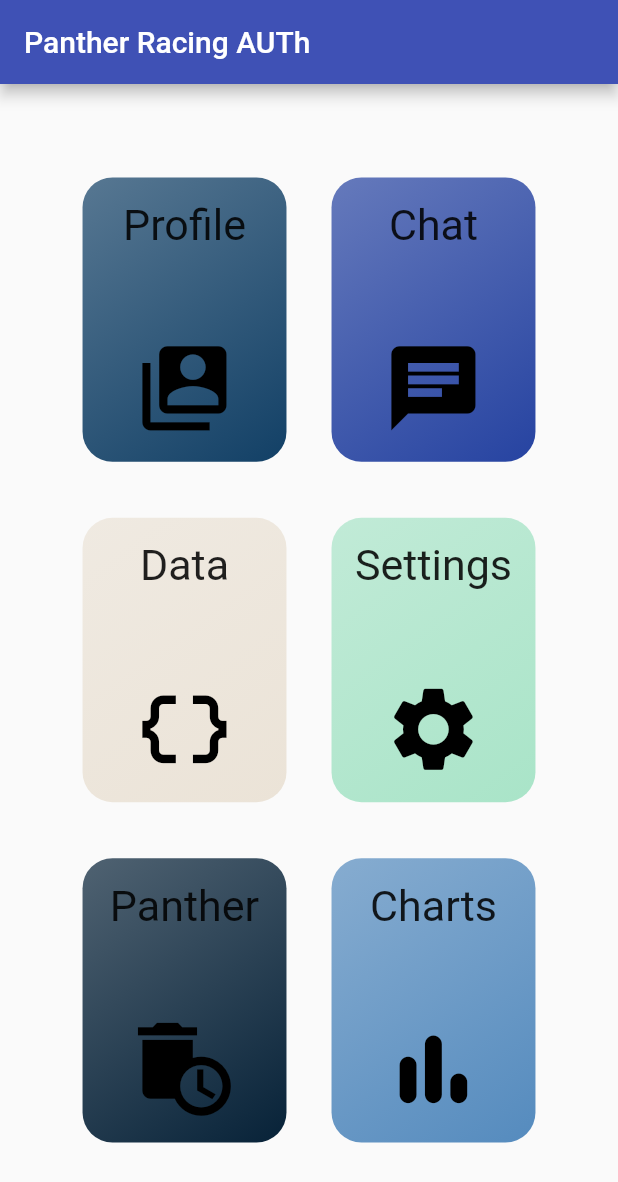
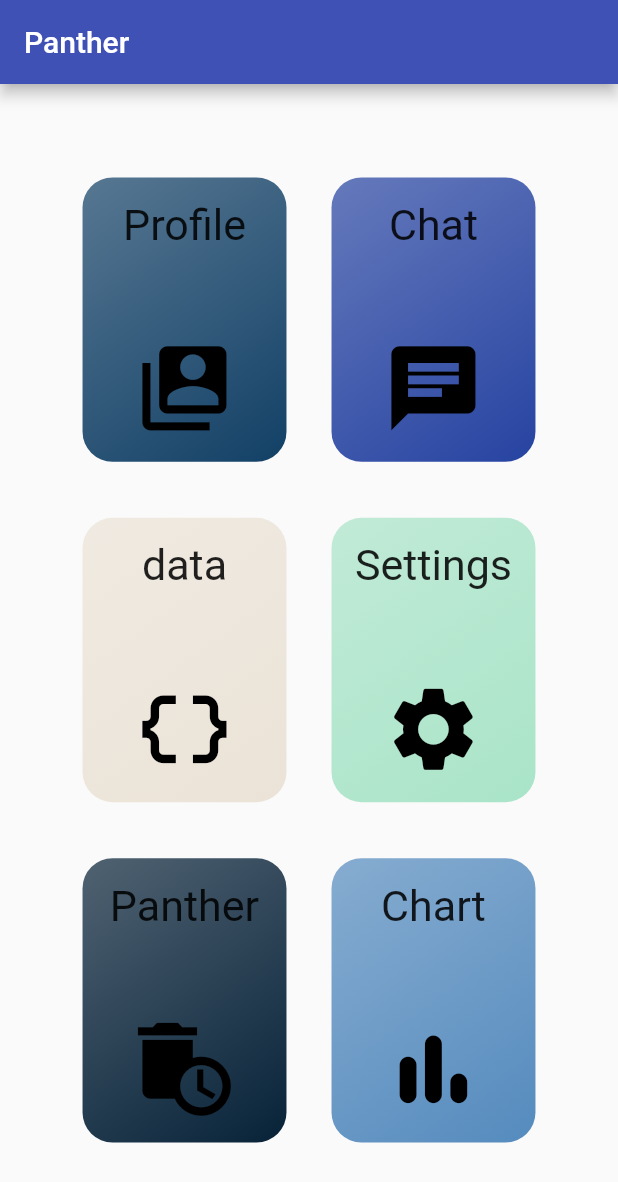
Before and after one commit to Panther-Racing-AUTh/lap-tracker, a Flutter app: the screen it shows after launch, after a tap on "Sign in with Google", on a phone screen of 412 x 824 dp. Shown: the top 1182 px of the screen. Run offline on Flutter 3.47's test engine with Material 2 defaults, Android fonts, the phone set to English and light mode, and no system bars; our stand-ins replace font_awesome_flutter, supabase_flutter, video_player; missing offline and left inert: country_flags, flutter_device_type, graphic, pluto_grid; accounts and stored records are empty; network calls fail.

Commit message:
static text moved to one file

```diff
--- a/lib/screens/mobile_screens/chart_screen.dart
+++ b/lib/screens/mobile_screens/chart_screen.dart
@@ -1,4 +1,5 @@
 import 'package:flutter/material.dart';
+import 'package:flutter_complete_guide/names.dart';
 import '../../widgets/main_appbar.dart';
 
 class ChartScreen extends StatelessWidget {
@@ -7,7 +8,7 @@ class ChartScreen extends StatelessWidget {
   Widget build(BuildContext context) {
     return Scaffold(
       appBar: MainAppBar(
-        text: 'Chart',
+        text: chart,
         context: context,
       ),
       body: Center(
--- a/lib/screens/mobile_screens/chat_screen.dart
+++ b/lib/screens/mobile_screens/chat_screen.dart
@@ -1,4 +1,5 @@
 import 'package:flutter/material.dart';
+import 'package:flutter_complete_guide/names.dart';
 import 'package:flutter_complete_guide/widgets/chat_widget.dart';
 import '../../widgets/main_appbar.dart';
 
@@ -8,7 +9,7 @@ class ChatScreen extends StatelessWidget {
   Widget build(BuildContext context) {
     return Scaffold(
       appBar: MainAppBar(
-        text: 'Chat',
+        text: chat,
         context: context,
       ),
       body: ChatWidget(),
--- a/lib/screens/mobile_screens/data_screen.dart
+++ b/lib/screens/mobile_screens/data_screen.dart
@@ -1,4 +1,5 @@
 import 'package:flutter/material.dart';
+import 'package:flutter_complete_guide/names.dart';
 import 'package:flutter_complete_guide/widgets/desktop_widgets/data_desktop_widget.dart';
 import '../../widgets/main_appbar.dart';
 
@@ -13,7 +14,7 @@ class _DataScreenState extends State<DataScreen> {
   Widget build(BuildContext context) {
     return Scaffold(
         appBar: MainAppBar(
-          text: 'Data',
+          text: data,
           context: context,
         ),
         body: DataDesktopWidget());
--- a/lib/screens/mobile_screens/main_screen.dart
+++ b/lib/screens/mobile_screens/main_screen.dart
@@ -1,4 +1,5 @@
 import 'package:flutter/material.dart';
+import 'package:flutter_complete_guide/names.dart';
 import '../../widgets/block_widget.dart';
 import '../../widgets/main_appbar.dart';
 
@@ -14,7 +15,7 @@ class MainScreen extends StatelessWidget {
       builder: (context, Constraints) {
         return Scaffold(
           appBar: MainAppBar(
-            text: 'Panther Racing AUTh',
+            text: panther,
             context: context,
           ),
           // The main menu icons
@@ -34,7 +35,7 @@ class MainScreen extends StatelessWidget {
                       child:
                           //Widget created
                           blockWidget(
-                        title: 'Profile',
+                        title: profile,
                         context: context,
                         color: Color.fromARGB(255, 18, 64, 102),
                         page: '/profile',
@@ -43,7 +44,7 @@ class MainScreen extends StatelessWidget {
                     ),
                     Container(
                       child: blockWidget(
-                        title: 'Chat',
+                        title: chat,
                         context: context,
                         color: Color.fromARGB(255, 38, 67, 161),
                         page: '/chat',
@@ -53,7 +54,7 @@ class MainScreen extends StatelessWidget {
                     if (landscape)
                       Container(
                         child: blockWidget(
-                          title: 'Data',
+                          title: data,
                           context: context,
                           color: Color.fromARGB(255, 235, 227, 215),
                           page: '/data',
@@ -68,7 +69,7 @@ class MainScreen extends StatelessWidget {
                     if (!landscape)
                       Container(
                         child: blockWidget(
-                          title: 'Data',
+                          title: 'data',
                           context: context,
                           color: Color.fromARGB(255, 235, 227, 215),
                           page: '/data',
@@ -77,7 +78,7 @@ class MainScreen extends StatelessWidget {
                       ),
                     Container(
                       child: blockWidget(
-                        title: 'Settings',
+                        title: settings,
                         context: context,
                         color: Color.fromARGB(255, 169, 228, 200),
                         page: '/settings',
@@ -89,7 +90,7 @@ class MainScreen extends StatelessWidget {
                         child:
                             //Widget created
                             blockWidget(
-                          title: 'Panther',
+                          title: panther,
                           context: context,
                           color: Color.fromARGB(255, 7, 34, 56),
                           page: '/panther',
@@ -99,7 +100,7 @@ class MainScreen extends StatelessWidget {
                     if (landscape)
                       Container(
                         child: blockWidget(
-                          title: 'Charts',
+                          title: chart,
                           context: context,
                           color: Color.fromARGB(255, 85, 139, 190),
                           page: '/chart',
@@ -116,7 +117,7 @@ class MainScreen extends StatelessWidget {
                       Container(
                         //Widget created
                         child: blockWidget(
-                          title: 'Panther',
+                          title: panther,
                           context: context,
                           color: Color.fromARGB(255, 7, 34, 56),
                           page: '/panther',
@@ -126,7 +127,7 @@ class MainScreen extends StatelessWidget {
                       // Chart BlockWidget Ignore for now the root
                       Container(
                         child: blockWidget(
-                          title: 'Charts',
+                          title: chart,
                           context: context,
                           color: Color.fromARGB(255, 85, 139, 190),
                           page: '/chart',
--- a/lib/screens/mobile_screens/settings_screen.dart
+++ b/lib/screens/mobile_screens/settings_screen.dart
@@ -1,4 +1,5 @@
 import 'package:flutter/material.dart';
+import 'package:flutter_complete_guide/names.dart';
 import 'package:flutter_complete_guide/widgets/settings.dart';
 import '../../widgets/main_appbar.dart';
 
@@ -9,7 +10,7 @@ class SettingsScreen extends StatelessWidget {
   Widget build(BuildContext context) {
     return Scaffold(
       appBar: MainAppBar(
-        text: 'Settings',
+        text: settings,
         context: context,
       ),
       body: Settings(),
--- a/lib/widgets/chat_widget.dart
+++ b/lib/widgets/chat_widget.dart
@@ -3,6 +3,7 @@ import 'package:flutter/services.dart';
 import 'package:supabase_flutter/supabase_flutter.dart';
 
 import '../../models/message.dart';
+import '../names.dart';
 import '../supabase/chat_service.dart';
 import 'chat_bubble.dart';
 
@@ -162,7 +163,7 @@ class _ChatWidgetState extends State<ChatWidget> {
                       height: MediaQuery.of(context).size.height * 0.3,
                     ),
                     Text(
-                      'Sign In to see the Chat',
+                      sign_in_to_see_chat,
                       textAlign: TextAlign.center,
                       style: TextStyle(
                         fontSize: 30,
--- a/lib/widgets/desktop_widgets/panther_desktop_widget.dart
+++ b/lib/widgets/desktop_widgets/panther_desktop_widget.dart
@@ -1,5 +1,6 @@
 import 'package:flutter/material.dart';
+import 'package:flutter_complete_guide/names.dart';
 
 Widget PantherDesktop() {
-  return Center(child: Text('Panther Racing AUTH'));
+  return Center(child: Text(panther));
 }
--- a/lib/widgets/login.dart
+++ b/lib/widgets/login.dart
@@ -3,6 +3,7 @@ import 'package:flutter_complete_guide/widgets/dark_theme_icons.dart';
 import 'package:flutter_complete_guide/widgets/signIn_alert_dialog.dart';
 import 'package:font_awesome_flutter/font_awesome_flutter.dart';
 import 'package:supabase_flutter/supabase_flutter.dart';
+import '../names.dart';
 import '../providers/device.dart';
 import './signInTextField.dart';
 import '../supabase/authentication_functions.dart';
@@ -12,6 +13,9 @@ class Login extends StatefulWidget {
   @override
   State<Login> createState() => LoginState();
 }
+
+var minimumWidth = 280.0;
+var minimumButtonHeight = 40.0;
 
 class LoginState extends State<Login> {
   bool signedUp =
@@ -33,17 +37,15 @@ class LoginState extends State<Login> {
 
     if (emailController.text.isEmpty) {
       //check if email textfield is empty
-      showSignInAlertDialog(
-          context: context, errorMessage: 'Insert an email address!');
+      showSignInAlertDialog(context: context, errorMessage: insert_email);
     } else if (passwordController.text.isEmpty) {
       //checks if password textfield is empty
-      showSignInAlertDialog(
-          context: context, errorMessage: 'Insert a password!');
+      showSignInAlertDialog(context: context, errorMessage: insert_password);
     } else if (!signedUp &&
         passwordController.text != confirmPasswordController.text) {
       //checks if password and confirm password textfields have matching values
       showSignInAlertDialog(
-          context: context, errorMessage: 'The two passwords do not match!');
+          context: context, errorMessage: passwords_not_matching);
     } else {
       userExists = await userExistsinDb(
           email: emailController
@@ -119,8 +121,6 @@ class LoginState extends State<Login> {
     } else {
       width = width * 0.35;
     }
-    var minimumWidth = 280.0;
-    var minimumButtonHeight = 40.0;
 
     return SingleChildScrollView(
       child: Column(
@@ -140,7 +140,7 @@ class LoginState extends State<Login> {
               children: [
                 //page title
                 Text(
-                  signedUp ? 'Sign In' : 'Sign Up',
+                  signedUp ? sign_in : sign_up,
                   textAlign: TextAlign.center,
                   style: TextStyle(fontSize: 25),
                 ),
@@ -167,7 +167,7 @@ class LoginState extends State<Login> {
             padding: EdgeInsets.fromLTRB(width * 0.01, 0, width * 0.01, 0),
             child: signInTextField(
               controller: emailController,
-              labelText: 'Email',
+              labelText: email,
               emailKeyboard: true,
             ),
           ),
@@ -182,7 +182,7 @@ class LoginState extends State<Login> {
             padding: EdgeInsets.fromLTRB(width * 0.01, 0, width * 0.01, 0),
             child: signInTextField(
               controller: passwordController,
-              labelText: 'Password',
+              labelText: password,
               iconButton: _hidePasswordButton(),
               obscured: obscure,
             ),
@@ -199,7 +199,7 @@ class LoginState extends State<Login> {
                       EdgeInsets.fromLTRB(width * 0.01, 0, width * 0.01, 0),
                   child: signInTextField(
                     controller: confirmPasswordController,
-                    labelText: 'Confirm Password',
+                    labelText: confirm_password,
                     iconButton: _hidePasswordButton(),
                     obscured: obscure,
                   ),
@@ -219,8 +219,8 @@ class LoginState extends State<Login> {
                       onPressed: () {
                         //forgot password screen
                       },
-                      child: const Text(
-                        'Forgot Password',
+                      child: Text(
+                        forgot_password,
                       ),
                     ),
                   ),
@@ -239,7 +239,7 @@ class LoginState extends State<Login> {
                   ? CircularProgressIndicator(
                       color: Colors.white,
                     )
-                  : Text('Login'),
+                  : Text(login),
               onPressed: (() {
                 if (!isLoading) {
                   _loginPressed(context);
@@ -250,14 +250,12 @@ class LoginState extends State<Login> {
           Row(
             children: <Widget>[
               //button to change from login to sign up and vice versa
-              Text(signedUp
-                  ? 'Don\'t have an account?'
-                  : 'Already have an account?'),
+              Text(signedUp ? no_account : have_account),
               IgnorePointer(
                 ignoring: isLoading,
                 child: TextButton(
                   child: Text(
-                    signedUp ? 'Sign Up' : 'Sign In',
+                    signedUp ? sign_up : sign_in,
                     style: TextStyle(fontSize: 20),
                   ),
                   onPressed: () {
@@ -279,56 +277,20 @@ class LoginState extends State<Login> {
           SizedBox(
             height: height * 0.022,
           ),
-          Container(
-            //sign in with google button
-            constraints: BoxConstraints(
-              minHeight: minimumButtonHeight,
-              minWidth: minimumWidth,
-            ),
-            height: height * 0.052,
-            width: width * 0.95,
-            padding: EdgeInsets.fromLTRB(width * 0.025, 0, width * 0.025, 0),
-            child: IgnorePointer(
-              ignoring: isLoading,
-              child: ElevatedButton.icon(
-                style: ElevatedButton.styleFrom(
-                  elevation: 5,
-                  minimumSize: Size(double.infinity, 50),
-                ),
-                icon: Icon(FontAwesomeIcons.google),
-                label: Text('Sign in with Google'),
-                onPressed: () => signInWithOAuth(
-                  context,
-                  provider: Provider.google,
-                ),
-              ),
-            ),
+          ThirdPartySignInButton(
+            height: height,
+            width: width,
+            isLoading: isLoading,
+            auth: 'Google',
           ),
           SizedBox(
             height: height * 0.01,
           ),
-          Container(
-            //sign in with facebook button
-            constraints: BoxConstraints(
-              minHeight: minimumButtonHeight,
-              minWidth: minimumWidth,
-            ),
-            height: height * 0.052,
-            width: width * 0.95,
-            padding: EdgeInsets.fromLTRB(width * 0.025, 0, width * 0.025, 0),
-            child: IgnorePointer(
-              ignoring: isLoading,
-              child: ElevatedButton.icon(
-                style: ElevatedButton.styleFrom(
-                  elevation: 5,
-                  minimumSize: Size(double.infinity, 50),
-                ),
-                icon: Icon(FontAwesomeIcons.facebook),
-                label: Text('Sign in with Facebook'),
-                onPressed: () =>
-                    signInWithOAuth(context, provider: Provider.facebook),
-              ),
-            ),
+          ThirdPartySignInButton(
+            height: height,
+            width: width,
+            isLoading: isLoading,
+            auth: 'Facebook',
           ),
           Container(
             padding: EdgeInsets.fromLTRB(0, height * 0.03, 0, 0),
@@ -356,9 +318,9 @@ class LoginState extends State<Login> {
                 child: Row(
                   mainAxisAlignment: MainAxisAlignment.center,
                   children: [
-                    Text('Powered by  '),
+                    Text(powered),
                     Text(
-                      'Panther Racing AUTh™',
+                      panther_tm,
                       style: TextStyle(
                           color: Color.fromARGB(255, 6, 103, 145),
                           fontSize: 20,
@@ -374,3 +336,60 @@ class LoginState extends State<Login> {
     );
   }
 }
+
+class ThirdPartySignInButton extends StatelessWidget {
+  const ThirdPartySignInButton({
+    Key? key,
+    required this.height,
+    required this.width,
+    required this.isLoading,
+    required this.auth,
+  }) : super(key: key);
+
+  final double height;
+  final double width;
+  final bool isLoading;
+  final String auth;
+
+  Icon i() {
+    if (auth == 'Facebook') return Icon(FontAwesomeIcons.facebook);
+    if (auth == 'Google') return Icon(FontAwesomeIcons.google);
+    return Icon(FontAwesomeIcons.a);
+  }
+
+  String s() {
+    if (auth == 'Facebook') return sign_in_facebook;
+    if (auth == 'Google') return sign_in_google;
+    return '';
+  }
+
+  @override
+  Widget build(BuildContext context) {
+    return Container(
+      //sign in with third party button
+      constraints: BoxConstraints(
+        minHeight: minimumButtonHeight,
+        minWidth: minimumWidth,
+      ),
+      height: height * 0.052,
+      width: width * 0.95,
+      padding: EdgeInsets.fromLTRB(width * 0.025, 0, width * 0.025, 0),
+      child: IgnorePointer(
+        ignoring: isLoading,
+        child: ElevatedButton.icon(
+            style: ElevatedButton.styleFrom(
+              elevation: 5,
+              minimumSize: Size(double.infinity, 50),
+            ),
+            icon: i(),
+            label: Text(s()),
+            onPressed: () {
+              if (auth == 'Facebook')
+                signInWithOAuth(context, provider: Provider.facebook);
+              if (auth == 'Google')
+                signInWithOAuth(context, provider: Provider.google);
+            }),
+      ),
+    );
+  }
+}
```
Also changed, not shown: lib/names.dart (added, +57 -0 lines), lib/screens/desktop_screens/main_screen_desktop.dart (+8 -7 lines), lib/screens/mobile_screens/edit_profile_screen.dart (+21 -20 lines), lib/screens/mobile_screens/profile_screen.dart (+6 -5 lines), lib/supabase/authentication_functions.dart (+6 -7 lines), lib/widgets/desktop_widgets/profile_desktop_widget.dart (+34 -73 lines), lib/widgets/settings.dart (+4 -3 lines), lib/widgets/weather_widget.dart (+5 -4 lines).
